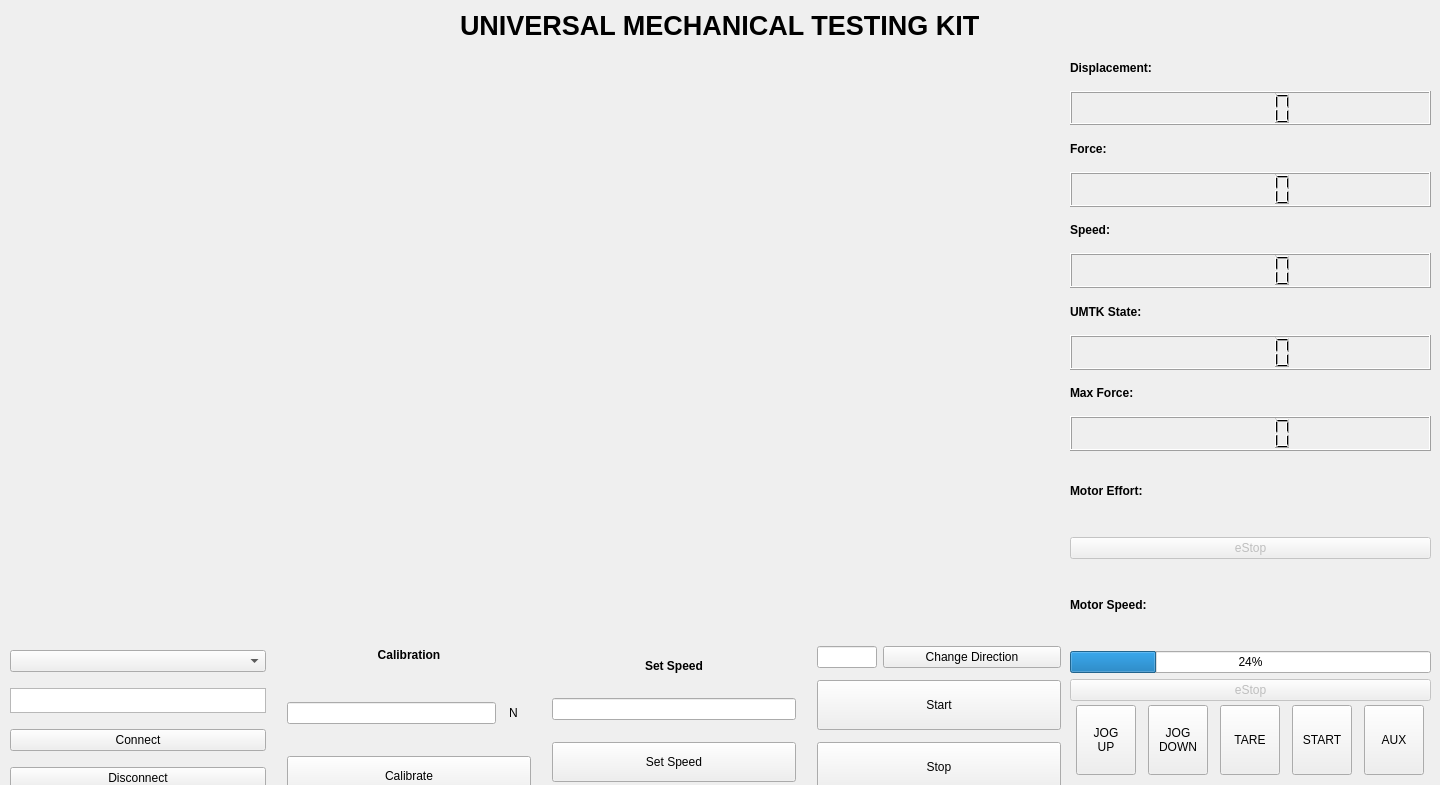
First picture: the form in UMTK_UI/v1.5/UMTK_Design.ui, repository AmorphousX/UMTK, before the edit.
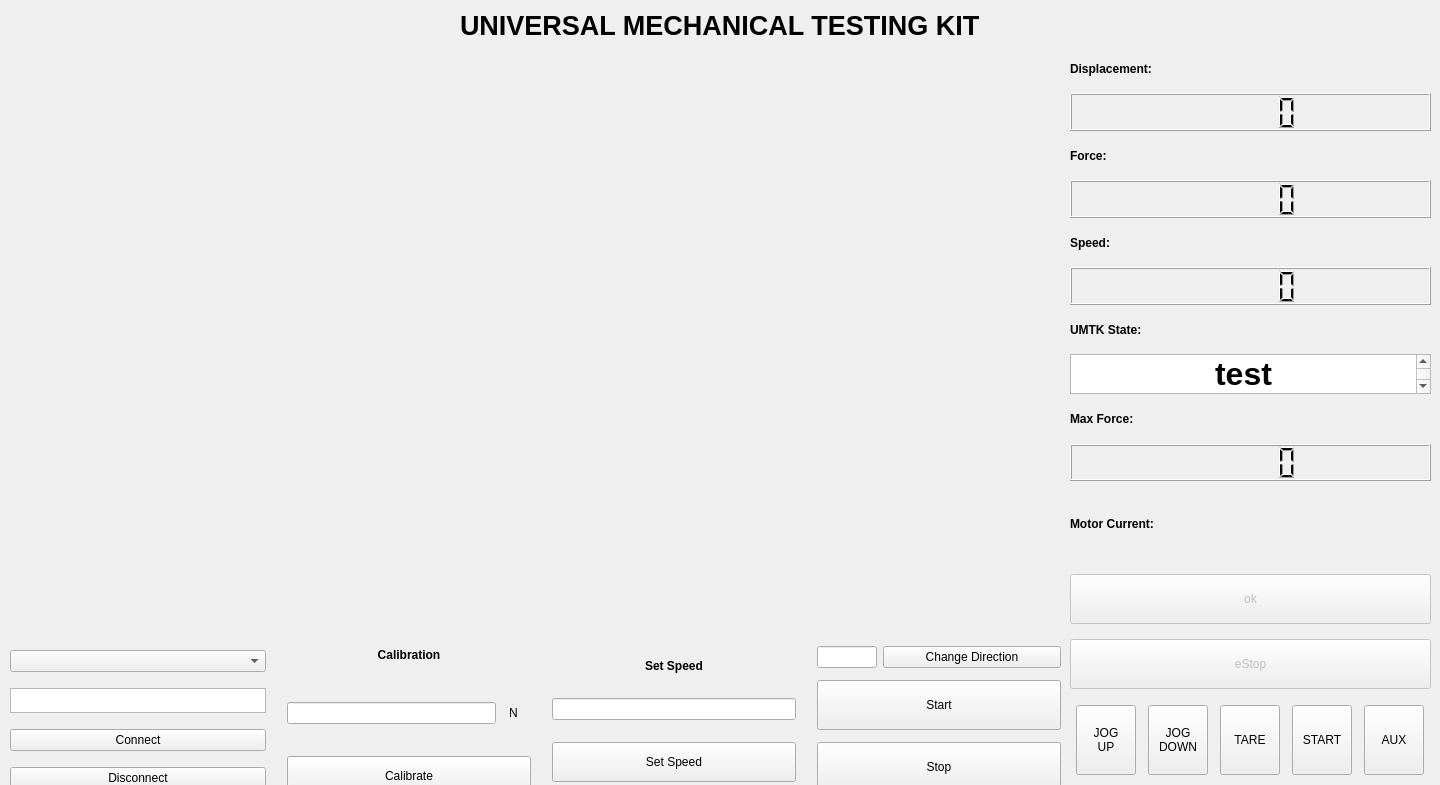
Second picture: the form after the edit.

What changed in the file:
```diff
--- a/UMTK_UI/v1.5/UMTK_Design.ui
+++ b/UMTK_UI/v1.5/UMTK_Design.ui
@@ -399,7 +399,7 @@
       <x>1070</x>
       <y>50</y>
       <width>361</width>
-      <height>401</height>
+      <height>431</height>
      </rect>
     </property>
     <layout class="QVBoxLayout" name="display">
@@ -465,7 +465,28 @@
       </widget>
      </item>
      <item>
-      <widget class="QLCDNumber" name="umtkStateLCD"/>
+      <widget class="QTextBrowser" name="textBrowser_2">
+       <property name="maximumSize">
+        <size>
+         <width>16777215</width>
+         <height>40</height>
+        </size>
+       </property>
+       <property name="font">
+        <font>
+         <pointsize>24</pointsize>
+         <weight>75</weight>
+         <bold>true</bold>
+        </font>
+       </property>
+       <property name="html">
+        <string>&lt;!DOCTYPE HTML PUBLIC &quot;-//W3C//DTD HTML 4.0//EN&quot; &quot;http://www.w3.org/TR/REC-html40/strict.dtd&quot;&gt;
+&lt;html&gt;&lt;head&gt;&lt;meta name=&quot;qrichtext&quot; content=&quot;1&quot; /&gt;&lt;style type=&quot;text/css&quot;&gt;
+p, li { white-space: pre-wrap; }
+&lt;/style&gt;&lt;/head&gt;&lt;body style=&quot; font-family:'.AppleSystemUIFont'; font-size:24pt; font-weight:600; font-style:normal;&quot;&gt;
+&lt;p align=&quot;center&quot; style=&quot; margin-top:0px; margin-bottom:0px; margin-left:0px; margin-right:0px; -qt-block-indent:0; text-indent:0px;&quot;&gt;test&lt;/p&gt;&lt;/body&gt;&lt;/html&gt;</string>
+       </property>
+      </widget>
      </item>
      <item>
       <widget class="QLabel" name="maxForce">
@@ -489,14 +510,20 @@
     <property name="geometry">
      <rect>
       <x>1070</x>
-      <y>450</y>
+      <y>480</y>
       <width>361</width>
-      <height>251</height>
+      <height>221</height>
      </rect>
     </property>
     <layout class="QVBoxLayout" name="motorstall_eStop">
      <item>
-      <widget class="QLabel" name="motorEffort">
+      <widget class="QLabel" name="motorCurrent">
+       <property name="maximumSize">
+        <size>
+         <width>16777215</width>
+         <height>70</height>
+        </size>
+       </property>
        <property name="font">
         <font>
          <weight>75</weight>
@@ -504,7 +531,7 @@
         </font>
        </property>
        <property name="text">
-        <string>Motor Effort:</string>
+        <string>Motor Current:</string>
        </property>
       </widget>
      </item>
@@ -513,28 +540,14 @@
        <property name="enabled">
         <bool>false</bool>
        </property>
-       <property name="text">
-        <string>eStop</string>
+       <property name="maximumSize">
+        <size>
+         <width>16777215</width>
+         <height>50</height>
+        </size>
        </property>
-      </widget>
-     </item>
-     <item>
-      <widget class="QLabel" name="motorSpeed">
-       <property name="font">
-        <font>
-         <weight>75</weight>
-         <bold>true</bold>
-        </font>
-       </property>
        <property name="text">
-        <string>Motor Speed:</string>
-       </property>
-      </widget>
-     </item>
-     <item>
-      <widget class="QProgressBar" name="motorSpeedProgessBar">
-       <property name="value">
-        <number>24</number>
+        <string>ok</string>
        </property>
       </widget>
      </item>
@@ -543,6 +556,12 @@
        <property name="enabled">
         <bool>false</bool>
        </property>
+       <property name="maximumSize">
+        <size>
+         <width>16777215</width>
+         <height>50</height>
+        </size>
+       </property>
        <property name="text">
         <string>eStop</string>
        </property>
```
